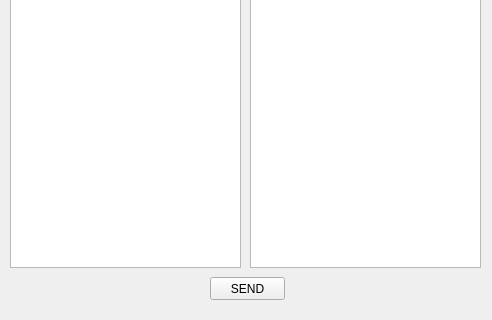
The window that proxy.ui (AmanajasLG/TR2-HTTPServer) describes before a commit, drawn with Qt 5; both pictures show x 0 to 492 and y 293 to 613 of the 492 by 613 pixel window.
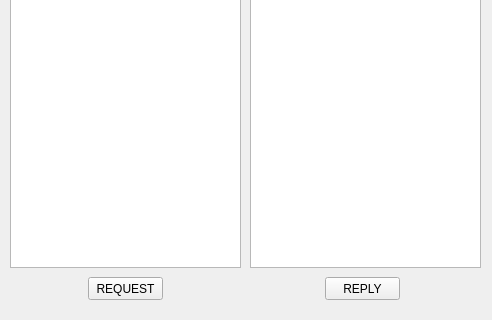
The same window after the commit.

Commit message: Botões Request Reply

What changed in the file:
```diff
--- a/proxy.ui
+++ b/proxy.ui
@@ -62,16 +62,30 @@
      <widget class="QPushButton" name="send">
       <property name="geometry">
        <rect>
-        <x>210</x>
+        <x>88</x>
         <y>570</y>
         <width>75</width>
         <height>23</height>
        </rect>
       </property>
       <property name="text">
-       <string>SEND</string>
+       <string>REQUEST</string>
       </property>
      </widget>
+     <widget class="QPushButton" name="send_reply">
+      <property name="geometry">
+       <rect>
+        <x>325</x>
+        <y>570</y>
+        <width>75</width>
+        <height>23</height>
+       </rect>
+      </property>
+      <property name="text">
+       <string>REPLY</string>
+      </property>
+     </widget>
+     
      <widget class="QTextEdit" name="url">
       <property name="geometry">
        <rect>
```
Left out of the diff: 2 changed lines with no effect on the pictures. The commit also changes 1 other file.
